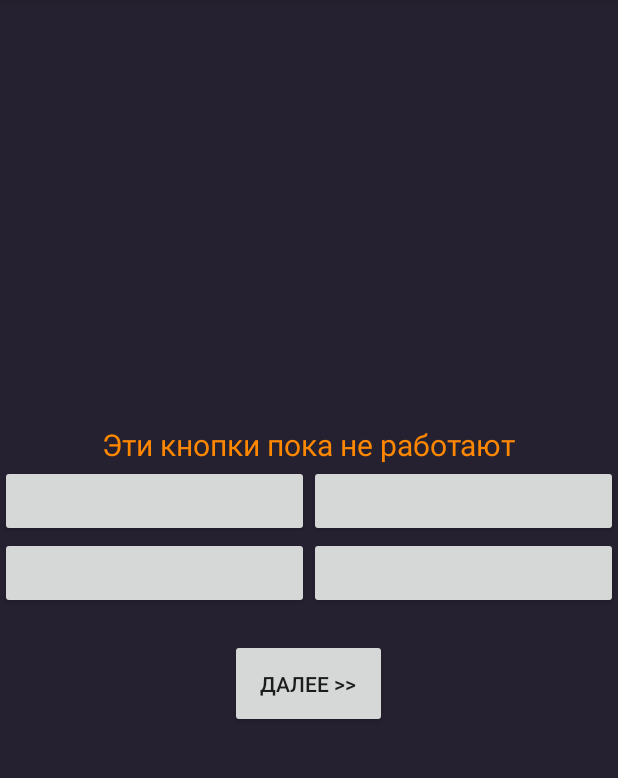
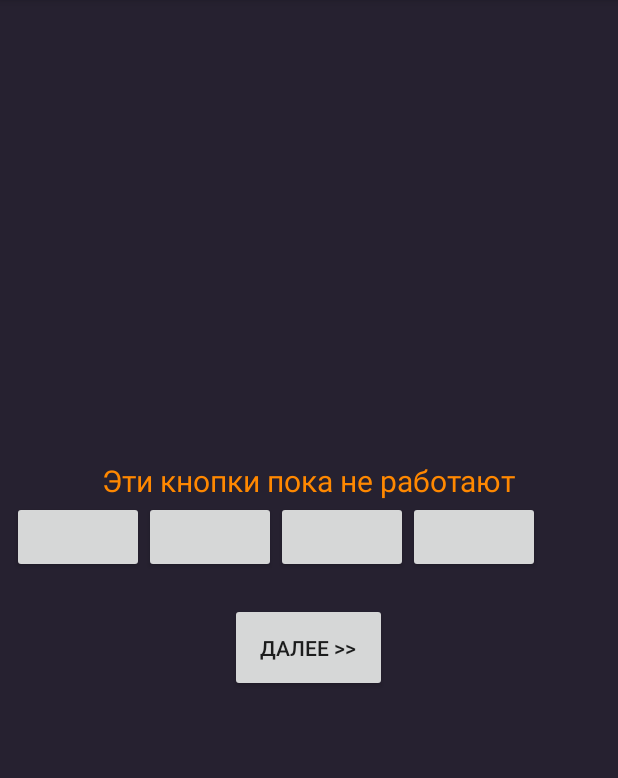
Before and after one commit to poetofcode/MovieQuizApp, an Android app: the screen it shows after launch (MainActivity), on a phone screen of 412 x 824 dp, the part 84-862 px from its top. Run offline under Robolectric (Android 15) with nearby library versions, the phone set to English and light mode, and no system bars; our stand-ins replace Dagger/Hilt's generated code, FlexboxLayout, data binding; 1 statement that could not run was skipped.

Commit message:
Impoted FlexboxLayout into proj

```diff
--- a/app/build.gradle
+++ b/app/build.gradle
@@ -47,6 +47,7 @@ dependencies {
     implementation "androidx.viewpager2:viewpager2:1.0.0"
     implementation "com.google.dagger:dagger-android:$daggerVer"
     implementation "com.google.dagger:dagger-android-support:$daggerVer" // if you use the support libraries
+    implementation 'com.google.android:flexbox:2.0.1'
     kapt "com.google.dagger:dagger-android-processor:$daggerVer"
     kapt "com.google.dagger:dagger-compiler:$daggerVer"
     kaptTest "com.google.dagger:dagger-compiler:$daggerVer"
--- a/app/src/main/res/layout/activity_main.xml
+++ b/app/src/main/res/layout/activity_main.xml
@@ -4,7 +4,8 @@
     android:layout_width="match_parent"
     android:layout_height="match_parent"
     tools:context=".presentation.MainActivity"
-    android:background="@color/mainBackground">
+    android:background="@color/mainBackground"
+    android:padding="8dp">
 
     <androidx.viewpager2.widget.ViewPager2
         android:id="@+id/viewPager"
--- a/app/src/main/res/layout/fragment_question.xml
+++ b/app/src/main/res/layout/fragment_question.xml
@@ -24,10 +24,12 @@
             android:textColor="@android:color/holo_orange_dark"
             android:layout_gravity="center" />
 
-        <LinearLayout
+        <com.google.android.flexbox.FlexboxLayout
             android:layout_width="match_parent"
             android:layout_height="wrap_content"
-            android:weightSum="2">
+            app:flexWrap="wrap"
+            app:alignItems="center"
+            app:alignContent="center">
 
             <include layout="@layout/question_button"
                 app:variant="@{question.variants.get(0)}" />
@@ -35,20 +37,13 @@
             <include layout="@layout/question_button"
                 app:variant="@{question.variants.get(1)}" />
 
-        </LinearLayout>
-
-        <LinearLayout
-            android:layout_width="match_parent"
-            android:layout_height="wrap_content"
-            android:weightSum="2">
-
             <include layout="@layout/question_button"
                 app:variant="@{question.variants.get(2)}" />
 
             <include layout="@layout/question_button"
                 app:variant="@{question.variants.get(3)}" />
 
-        </LinearLayout>
+        </com.google.android.flexbox.FlexboxLayout>
 
         <Button
             android:id="@+id/nextPage"
--- a/app/src/main/res/layout/question_button.xml
+++ b/app/src/main/res/layout/question_button.xml
@@ -1,5 +1,6 @@
 <?xml version="1.0" encoding="utf-8"?>
-<layout xmlns:android="http://schemas.android.com/apk/res/android">
+<layout xmlns:android="http://schemas.android.com/apk/res/android"
+    xmlns:app="http://schemas.android.com/apk/res-auto">
 
     <data>
         <variable
@@ -9,10 +10,10 @@
 
     <merge>
         <Button
-            android:layout_width="0dp"
+            android:layout_width="wrap_content"
             android:layout_height="match_parent"
-            android:layout_weight="1"
-            android:text="@{variant}"/>
+            android:text="@{variant}"
+            app:layout_flexBasisPercent="50%" />
     </merge>
 
 </layout>
```
